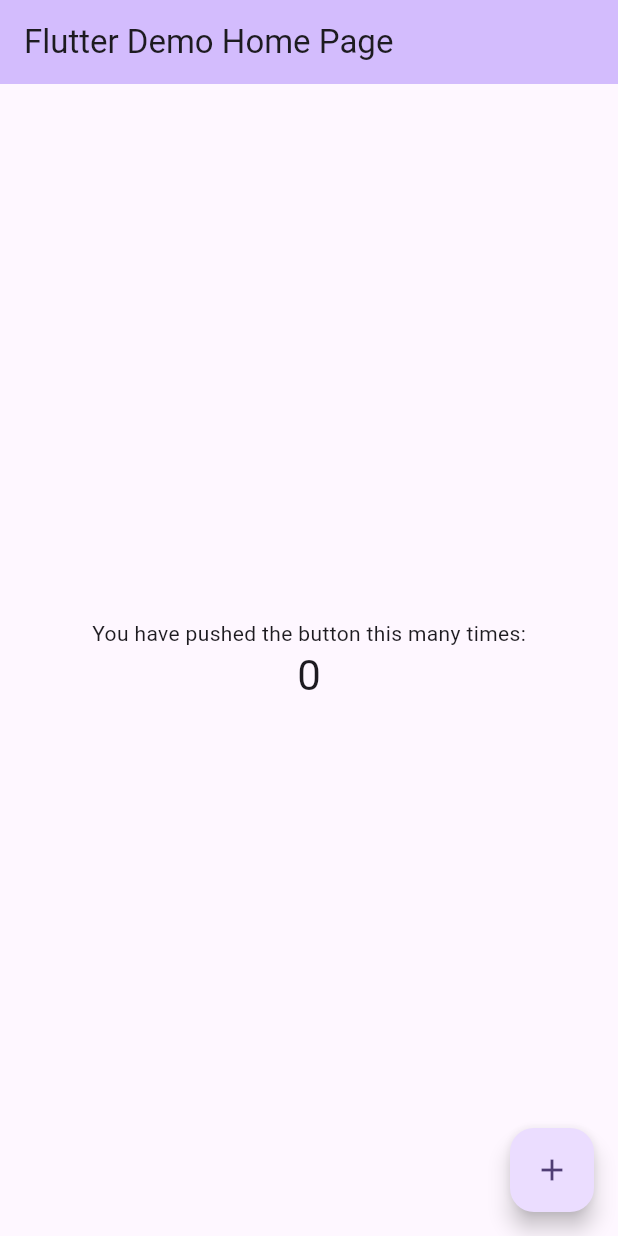
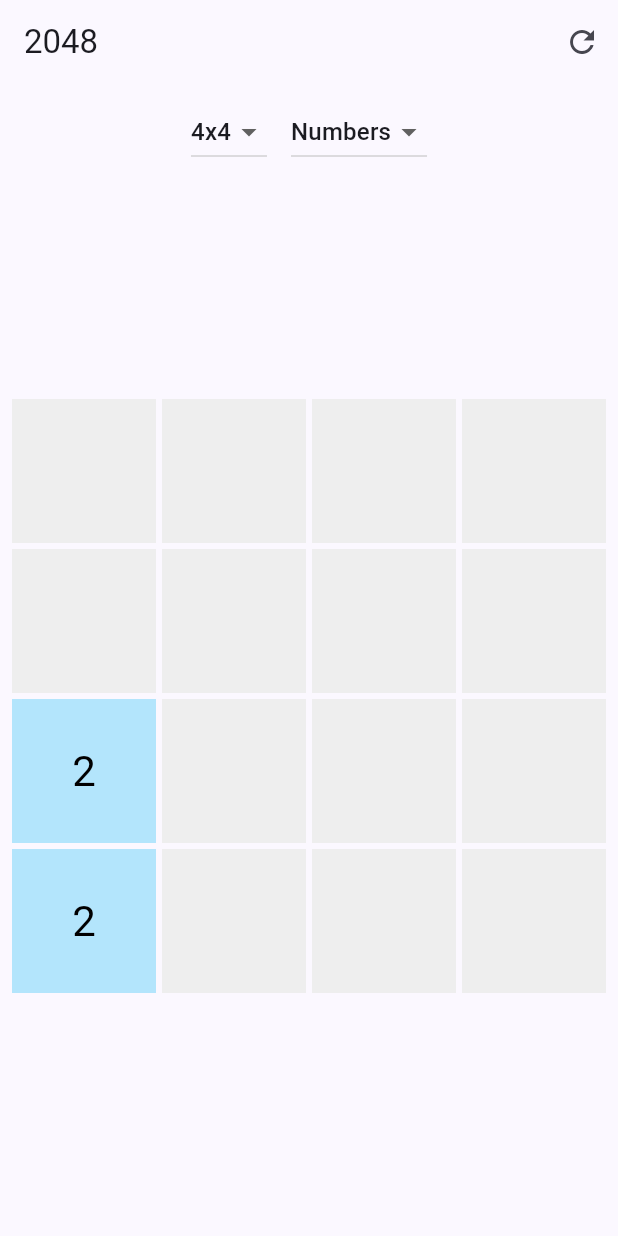
Before and after one commit to Namardi/2048, a Flutter app: the screen it shows after launch, on a phone screen of 412 x 824 dp. Run offline on Flutter 3.47's test engine with Material 3 defaults, Android fonts, the phone set to English and light mode, and no system bars.

Commit message:
Add configurable 2048 game logic and board

```diff
--- /dev/null
+++ b/lib/game_board.dart
@@ -0,0 +1,108 @@
+import 'dart:math';
+import 'package:flutter/material.dart';
+import 'game_manager.dart';
+
+/// Widget that renders the game board and handles user interaction.
+class GameBoard extends StatelessWidget {
+  const GameBoard({super.key, required this.game});
+
+  final GameManager game;
+
+  @override
+  Widget build(BuildContext context) {
+    return GestureDetector(
+      onVerticalDragEnd: (details) {
+        if (details.primaryVelocity == null) return;
+        if (details.primaryVelocity! < 0) {
+          game.move(Direction.up);
+        } else {
+          game.move(Direction.down);
+        }
+      },
+      onHorizontalDragEnd: (details) {
+        if (details.primaryVelocity == null) return;
+        if (details.primaryVelocity! < 0) {
+          game.move(Direction.left);
+        } else {
+          game.move(Direction.right);
+        }
+      },
+      child: AspectRatio(
+        aspectRatio: 1,
+        child: GridView.builder(
+          physics: const NeverScrollableScrollPhysics(),
+          padding: const EdgeInsets.all(8),
+          itemCount: game.size * game.size,
+          gridDelegate: SliverGridDelegateWithFixedCrossAxisCount(
+            crossAxisCount: game.size,
+            crossAxisSpacing: 4,
+            mainAxisSpacing: 4,
+          ),
+          itemBuilder: (context, index) {
+            final x = index ~/ game.size;
+            final y = index % game.size;
+            final value = game.board[x][y];
+            return _Tile(value: value, mode: game.mode);
+          },
+        ),
+      ),
+    );
+  }
+}
+
+class _Tile extends StatelessWidget {
+  const _Tile({required this.value, required this.mode});
+
+  final int value;
+  final TileMode mode;
+
+  Color _colorForValue(int value) {
+    final int pow = (log(value) / log(2)).toInt();
+    final List<Color> colors = [
+      Colors.grey.shade300,
+      Colors.lightBlue.shade100,
+      Colors.lightBlue.shade200,
+      Colors.lightBlue.shade300,
+      Colors.lightBlue.shade400,
+      Colors.lightBlue.shade500,
+      Colors.lightBlue.shade600,
+      Colors.lightBlue.shade700,
+      Colors.lightBlue.shade800,
+      Colors.lightBlue.shade900,
+    ];
+    return colors[pow.clamp(0, colors.length - 1)];
+  }
+
+  @override
+  Widget build(BuildContext context) {
+    if (value == 0) {
+      return Container(color: Colors.grey.shade200);
+    }
+    final index = (log(value) / log(2)).toInt() - 1;
+    Widget child;
+    switch (mode) {
+      case TileMode.numbers:
+        child = Text(
+          '$value',
+          style: Theme.of(context)
+              .textTheme
+              .headlineMedium!
+              .copyWith(color: Colors.black),
+        );
+        break;
+      case TileMode.icons:
+        child = Icon(TileSets.icons[index % TileSets.icons.length]);
+        break;
+      case TileMode.pictures:
+        child = Image.network(
+          'https://picsum.photos/200?image=${index + 10}',
+          fit: BoxFit.cover,
+        );
+        break;
+    }
+    return Container(
+      color: _colorForValue(value),
+      child: Center(child: child),
+    );
+  }
+}
--- a/lib/main.dart
+++ b/lib/main.dart
@@ -1,4 +1,6 @@
 import 'package:flutter/material.dart';
+import 'game_board.dart';
+import 'game_manager.dart';
 
 void main() {
   runApp(const MyApp());
@@ -7,116 +9,102 @@ void main() {
 class MyApp extends StatelessWidget {
   const MyApp({super.key});
 
-  // This widget is the root of your application.
   @override
   Widget build(BuildContext context) {
     return MaterialApp(
-      title: 'Flutter Demo',
-      theme: ThemeData(
-        // This is the theme of your application.
-        //
-        // TRY THIS: Try running your application with "flutter run". You'll see
-        // the application has a purple toolbar. Then, without quitting the app,
-        // try changing the seedColor in the colorScheme below to Colors.green
-        // and then invoke "hot reload" (save your changes or press the "hot
-        // reload" button in a Flutter-supported IDE, or press "r" if you used
-        // the command line to start the app).
-        //
-        // Notice that the counter didn't reset back to zero; the application
-        // state is not lost during the reload. To reset the state, use hot
-        // restart instead.
-        //
-        // This works for code too, not just values: Most code changes can be
-        // tested with just a hot reload.
-        colorScheme: ColorScheme.fromSeed(seedColor: Colors.deepPurple),
-      ),
-      home: const MyHomePage(title: 'Flutter Demo Home Page'),
+      title: '2048',
+      theme: ThemeData(colorScheme: ColorScheme.fromSeed(seedColor: Colors.indigo)),
+      home: const GamePage(),
     );
   }
 }
 
-class MyHomePage extends StatefulWidget {
-  const MyHomePage({super.key, required this.title});
-
-  // This widget is the home page of your application. It is stateful, meaning
-  // that it has a State object (defined below) that contains fields that affect
-  // how it looks.
-
-  // This class is the configuration for the state. It holds the values (in this
-  // case the title) provided by the parent (in this case the App widget) and
-  // used by the build method of the State. Fields in a Widget subclass are
-  // always marked "final".
-
-  final String title;
+class GamePage extends StatefulWidget {
+  const GamePage({super.key});
 
   @override
-  State<MyHomePage> createState() => _MyHomePageState();
+  State<GamePage> createState() => _GamePageState();
 }
 
-class _MyHomePageState extends State<MyHomePage> {
-  int _counter = 0;
+class _GamePageState extends State<GamePage> {
+  late GameManager _game;
+  int _size = 4;
+  TileMode _mode = TileMode.numbers;
 
-  void _incrementCounter() {
+  @override
+  void initState() {
+    super.initState();
+    _game = GameManager(size: _size, mode: _mode);
+  }
+
+  void _restart() {
     setState(() {
-      // This call to setState tells the Flutter framework that something has
-      // changed in this State, which causes it to rerun the build method below
-      // so that the display can reflect the updated values. If we changed
-      // _counter without calling setState(), then the build method would not be
-      // called again, and so nothing would appear to happen.
-      _counter++;
+      _game = GameManager(size: _size, mode: _mode);
     });
   }
 
   @override
   Widget build(BuildContext context) {
-    // This method is rerun every time setState is called, for instance as done
-    // by the _incrementCounter method above.
-    //
-    // The Flutter framework has been optimized to make rerunning build methods
-    // fast, so that you can just rebuild anything that needs updating rather
-    // than having to individually change instances of widgets.
     return Scaffold(
       appBar: AppBar(
-        // TRY THIS: Try changing the color here to a specific color (to
-        // Colors.amber, perhaps?) and trigger a hot reload to see the AppBar
-        // change color while the other colors stay the same.
-        backgroundColor: Theme.of(context).colorScheme.inversePrimary,
-        // Here we take the value from the MyHomePage object that was created by
-        // the App.build method, and use it to set our appbar title.
-        title: Text(widget.title),
+        title: const Text('2048'),
+        actions: [
+          IconButton(
+            icon: const Icon(Icons.refresh),
+            onPressed: _restart,
+          ),
+        ],
       ),
-      body: Center(
-        // Center is a layout widget. It takes a single child and positions it
-        // in the middle of the parent.
-        child: Column(
-          // Column is also a layout widget. It takes a list of children and
-          // arranges them vertically. By default, it sizes itself to fit its
-          // children horizontally, and tries to be as tall as its parent.
-          //
-          // Column has various properties to control how it sizes itself and
-          // how it positions its children. Here we use mainAxisAlignment to
-          // center the children vertically; the main axis here is the vertical
-          // axis because Columns are vertical (the cross axis would be
-          // horizontal).
-          //
-          // TRY THIS: Invoke "debug painting" (choose the "Toggle Debug Paint"
-          // action in the IDE, or press "p" in the console), to see the
-          // wireframe for each widget.
-          mainAxisAlignment: MainAxisAlignment.center,
-          children: <Widget>[
-            const Text('You have pushed the button this many times:'),
-            Text(
-              '$_counter',
-              style: Theme.of(context).textTheme.headlineMedium,
+      body: Column(
+        children: [
+          Padding(
+            padding: const EdgeInsets.all(8.0),
+            child: Row(
+              mainAxisAlignment: MainAxisAlignment.center,
+              children: [
+                DropdownButton<int>(
+                  value: _size,
+                  items: List.generate(7, (i) => i + 2)
+                      .map((s) => DropdownMenuItem(value: s, child: Text('${s}x$s')))
+                      .toList(),
+                  onChanged: (v) {
+                    if (v == null) return;
+                    setState(() {
+                      _size = v;
+                      _game.newGame(newSize: _size);
+                    });
+                  },
+                ),
+                const SizedBox(width: 16),
+                DropdownButton<TileMode>(
+                  value: _mode,
+                  items: const [
+                    DropdownMenuItem(value: TileMode.numbers, child: Text('Numbers')),
+                    DropdownMenuItem(value: TileMode.icons, child: Text('Icons')),
+                    DropdownMenuItem(value: TileMode.pictures, child: Text('Pictures')),
+                  ],
+                  onChanged: (m) {
+                    if (m == null) return;
+                    setState(() {
+                      _mode = m;
+                      _game.setMode(m);
+                    });
+                  },
+                ),
+              ],
             ),
-          ],
-        ),
+          ),
+          Expanded(
+            child: AnimatedBuilder(
+              animation: _game,
+              builder: (context, _) => Center(
+                child: GameBoard(game: _game),
+              ),
+            ),
+          ),
+          const SizedBox(height: 16),
+        ],
       ),
-      floatingActionButton: FloatingActionButton(
-        onPressed: _incrementCounter,
-        tooltip: 'Increment',
-        child: const Icon(Icons.add),
-      ), // This trailing comma makes auto-formatting nicer for build methods.
     );
   }
 }
```
Also changed, not shown: lib/game_manager.dart (added, +194 -0 lines), 1 other file.
